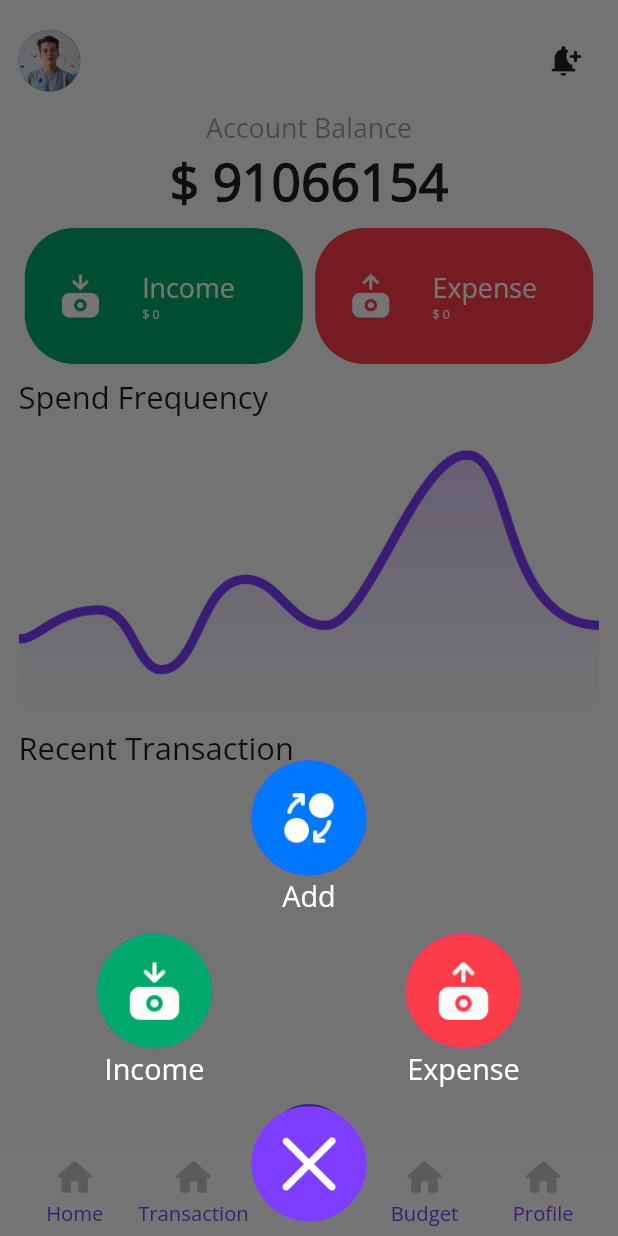
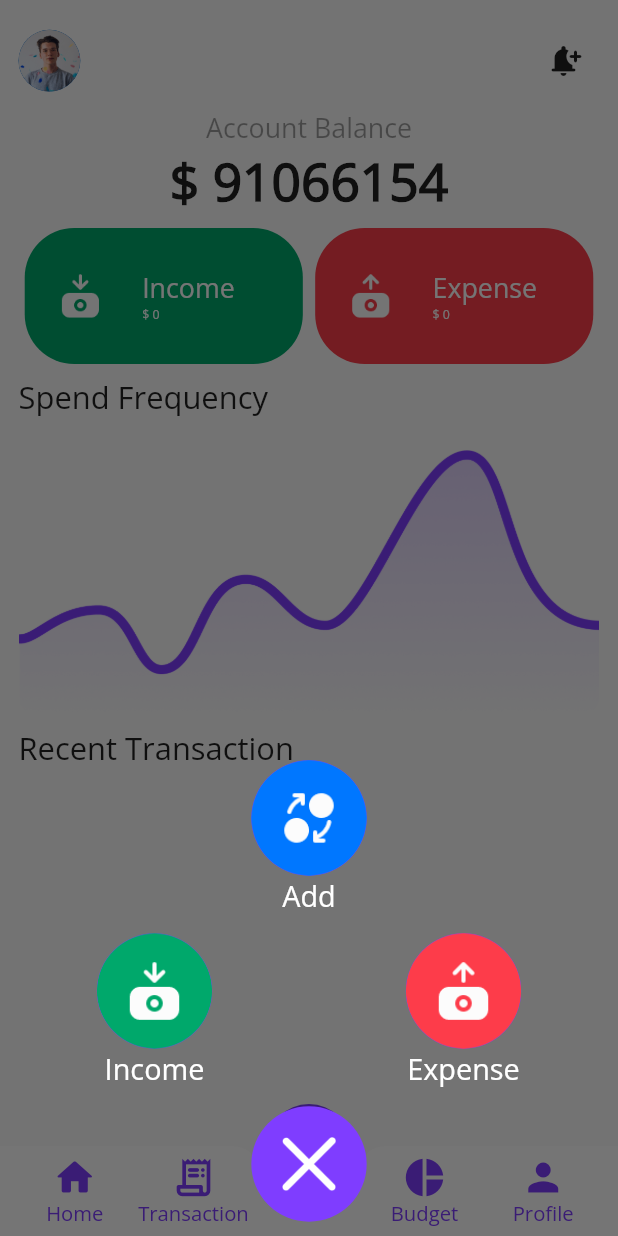
Before and after one commit to VivekTailor19/expensifier, a Flutter app: the screen it shows after launch, after a tap on the "add" icon, on a phone screen of 412 x 824 dp. Run offline on Flutter 3.47's test engine with Material 2 defaults, Android fonts, the light colour scheme and no system bars; our stand-ins replace device_preview, get, sizer, sqflite; missing offline and left inert: floating_bottom_bar; accounts and stored records are empty.

Commit message:
expensifier

```diff
--- a/lib/controller/expensifier_Controller.dart
+++ b/lib/controller/expensifier_Controller.dart
@@ -30,6 +30,8 @@ class ExpensifierController extends GetxController {
     BudgetScreen(),
     ProfileScreen()
   ];
+
+  Rx<Color> bottomColour = Color(0xffC6C6C6).obs;
 
   RxInt additionIncome = 0.obs;
   var additionExpense = 0;
--- a/lib/screens/firstScreen.dart
+++ b/lib/screens/firstScreen.dart
@@ -86,17 +86,18 @@ class _FirstScreenState extends State<FirstScreen> {
             child: Padding(
               padding:  EdgeInsets.symmetric(horizontal: 3.w),
               child: Row(mainAxisAlignment: MainAxisAlignment.start,
-                children: [
-                  BottomItem(title: "Home",iconData:Icons.home_rounded ,index: 0),
-                SizedBox(width: 1.w,),
-                  BottomItem(title: "Transaction",iconData:Icons.home_rounded ,index: 1),
-                Spacer(),
-                  BottomItem(title: "Budget",iconData:Icons.home_rounded ,index: 2),
-                SizedBox(width: 1.w,),
-                  BottomItem(title: "Profile",iconData:Icons.home_rounded ,index: 3),
+                  children: [
+                    BottomItem(title: "Home",iconData:Icons.home_rounded ,index: 0, ),
+                  SizedBox(width: 1.w,),
+                    BottomItem(title: "Transaction",iconData:Icons.receipt_long_rounded ,index: 1),
+                  Spacer(),
+                    BottomItem(title: "Budget",iconData:Icons.pie_chart ,index: 2),
+                  SizedBox(width: 1.w,),
+                    BottomItem(title: "Profile",iconData:Icons.person ,index: 3),
     ],),
+              ),
             ),
-        ),
+
         ),
 
 
@@ -120,14 +121,23 @@ class _FirstScreenState extends State<FirstScreen> {
 
   Widget BottomItem({title,iconData,index})
   {
-    return GestureDetector(
+    return InkWell(
       onTap: () {
         control.indexBottomBar.value = index;
+        if( index != control.indexBottomBar.value)
+          {
+            control.bottomColour.value = Color(0xffC6C6C6);
+          }
+        else
+          {
+            control.bottomColour.value = Color(0xff7F3DFF);
+          }
+        print(control.bottomColour.value );
       },
       child: SizedBox(width: 75,
         child: Column(mainAxisSize: MainAxisSize.min,
           children: [
-            Icon(iconData, size: 30,color: Color(0xffC6C6C6)),
+            Obx(() =>  Icon(iconData, size: 30,color: control.bottomColour.value )),
             Text("$title",style: TextStyle(color:Color(0xff7F3DFF),fontSize: 13.5 ),),
           ],),
       ),
@@ -135,6 +145,7 @@ class _FirstScreenState extends State<FirstScreen> {
   }
 
 }
+
 
 
 
```
